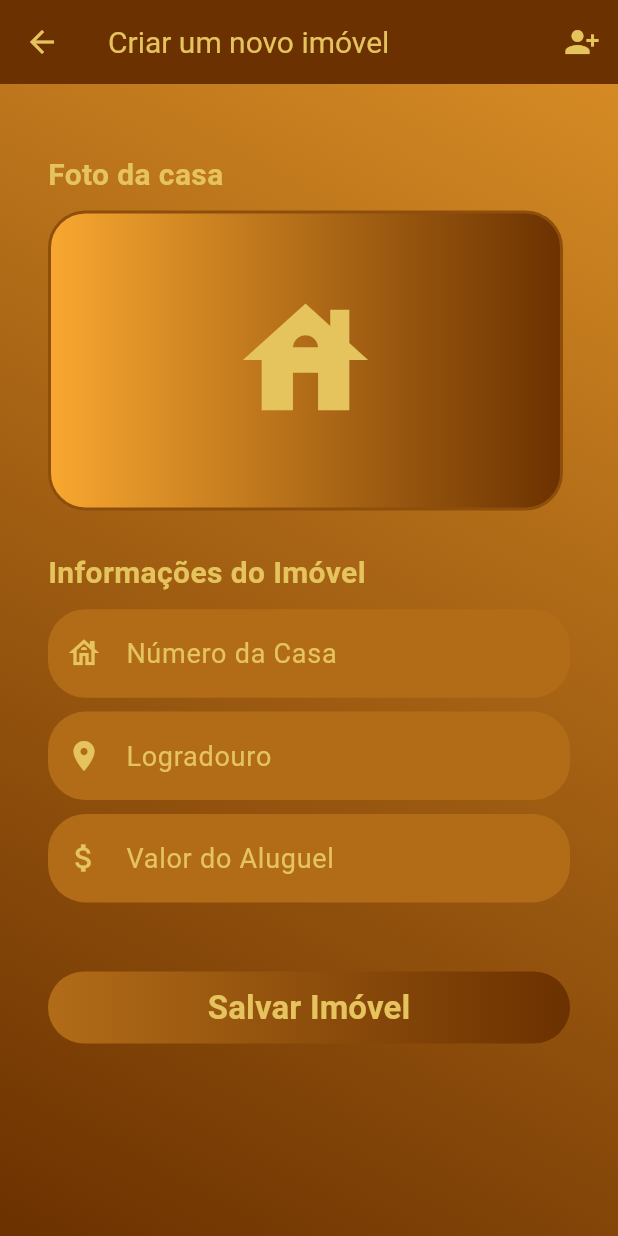
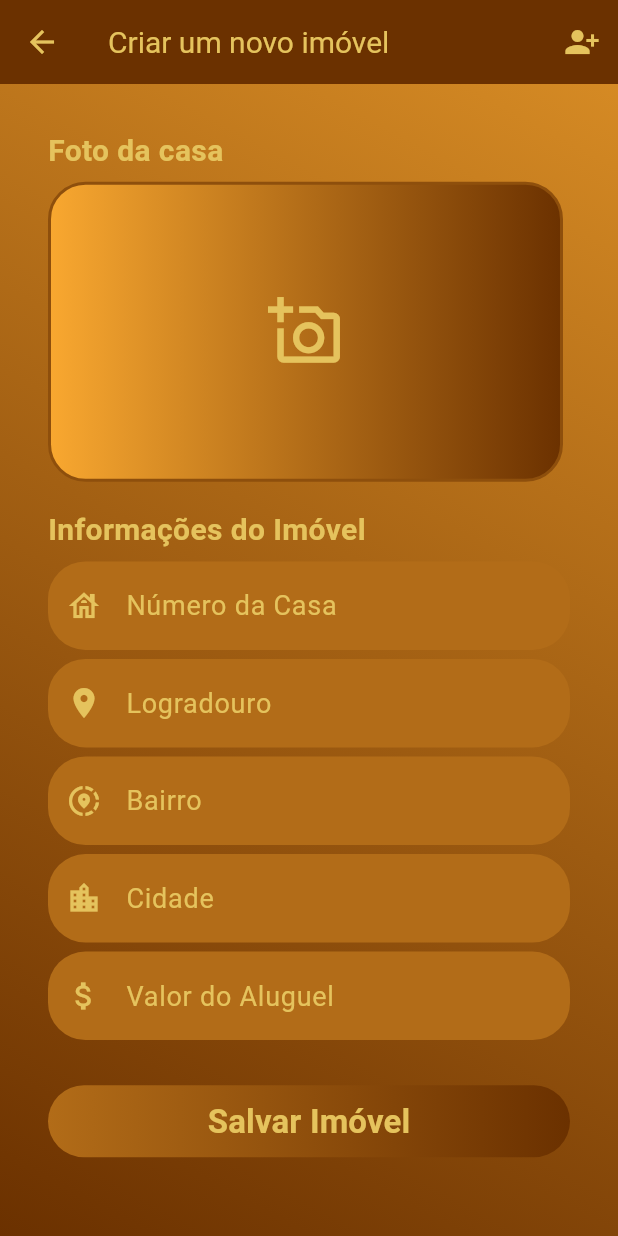
Before and after one commit to JoaoLuis45/AlugaFacil, a Flutter app: the CreateHousePage screen opened by its route, on a phone screen of 412 x 824 dp. Run offline on Flutter 3.47's test engine with Material 3 defaults, Android fonts, the phone set to English and light mode, and no system bars; our stand-ins replace anim_search_bar, animated_bottom_navigation_bar, cloud_firestore, file_picker, firebase_auth, firebase_core and 3 more; accounts and stored records are empty; Roboto replaces fonts that are missing (Raleway).

Commit message:
feat: change housePhoto, add neightborhood and city in modelHouse and create listview houses

```diff
--- a/lib/app/controllers/create_house_page_controller.dart
+++ b/lib/app/controllers/create_house_page_controller.dart
@@ -1,12 +1,19 @@
+import 'dart:io';
+
 import 'package:aluga_facil/app/data/models/house_model.dart';
 import 'package:aluga_facil/app/data/repositories/house_repository.dart';
 import 'package:aluga_facil/app/ui/themes/app_colors.dart';
+import 'package:file_picker/file_picker.dart';
+import 'package:firebase_storage/firebase_storage.dart';
 import 'package:flutter/widgets.dart';
 import 'package:get/get.dart';
+import 'package:uuid/uuid.dart';
 
 class CreateHousePageController extends GetxController {
   TextEditingController inputNumeroCasa = TextEditingController();
   TextEditingController inputLogradouro = TextEditingController();
+  TextEditingController inputBairro = TextEditingController();
+  TextEditingController inputCidade = TextEditingController();
   TextEditingController inputvalorAluguel = TextEditingController();
 
   final _isLoading = false.obs;
@@ -15,13 +22,16 @@ class CreateHousePageController extends GetxController {
 
   final HouseRepository houseRepository;
 
+  final FirebaseStorage _storage = FirebaseStorage.instance;
+
+  final fotoCasa = ''.obs;
+  final isLoadingfotoCasa = false.obs;
+
   CreateHousePageController(this.houseRepository);
-  // String? fotoCasa;
-  // int? id;
   // DateTime? dataAluguel;
   // String? inquilino;
 
-  saveHouse() async{
+  saveHouse() async {
     if (inputNumeroCasa.text.trim().isEmpty) {
       showMessageBar('Aviso!', 'O número da casa é obrigatório!');
       return;
@@ -31,12 +41,21 @@ class CreateHousePageController extends GetxController {
     } else if (inputvalorAluguel.text.trim().isEmpty) {
       showMessageBar('Aviso!', 'O valor do aluguel da casa é obrigatório!');
       return;
+    } else if (inputBairro.text.trim().isEmpty) {
+      showMessageBar('Aviso!', 'O bairro da casa é obrigatório!');
+      return;
+    } else if (inputvalorAluguel.text.trim().isEmpty) {
+      showMessageBar('Aviso!', 'A cidade da casa é obrigatória!');
+      return;
     }
 
     isLoading = true;
     HouseModel casa = HouseModel(
       numeroCasa: inputNumeroCasa.text,
       logradouro: inputLogradouro.text,
+      bairro: inputBairro.text,
+      cidade: inputCidade.text,
+      fotoCasa: fotoCasa.value,
       valorAluguel: double.tryParse(inputvalorAluguel.text) ?? 0.0,
     );
 
@@ -47,6 +66,39 @@ class CreateHousePageController extends GetxController {
 
     houseRepository.readCasas();
     Get.toNamed('/home');
+  }
+
+  _uploadImage() async {
+    final result = await FilePicker.platform.pickFiles(type: FileType.image);
+
+    if (result != null) {
+      return File(result.files.first.path!);
+    }
+  }
+
+  Future<String?> switchHousePhoto() async {
+    try {
+      isLoadingfotoCasa.value = true;
+      final avatar = await _uploadImage();
+
+      if (avatar != null) {
+        final fileName = '${const Uuid().v4()}.${avatar.path.split('.').last}';
+
+        final fileRef = _storage.ref(fileName);
+
+        await fileRef.putFile(avatar);
+
+        final fileUrl = await fileRef.getDownloadURL();
+
+        fotoCasa.value = fileUrl;
+        isLoadingfotoCasa.value = false;
+      }
+      isLoadingfotoCasa.value = false;
+      return '';
+    } catch (e) {
+      showMessageBar('Erro!', e.toString());
+      return Future.error(Exception('Erro ao fazer upload da imagem: $e'));
+    }
   }
 }
 
--- a/lib/app/data/models/house_model.dart
+++ b/lib/app/data/models/house_model.dart
@@ -1,25 +1,33 @@
+import 'package:uuid/uuid.dart';
+
 class HouseModel {
   String? logradouro;
+  String? bairro;
+  String? cidade;
   String? numeroCasa;
   String? fotoCasa;
   double? valorAluguel;
-  int? id;
+  String? id;
   DateTime? dataAluguel;
   String? inquilino;
 
   HouseModel({
     this.logradouro,
+    this.bairro,
+    this.cidade,
     this.numeroCasa,
     this.fotoCasa,
     this.valorAluguel,
-    this.id,
+    String? id,
     this.dataAluguel,
     this.inquilino,
-    });
+    }) : id = id ?? const Uuid().v4();
 
     factory HouseModel.fromJson(Map<String, dynamic> json) {
     return HouseModel(
       logradouro: json['logradouro'],
+      bairro: json['bairro'],
+      cidade: json['cidade'],
       numeroCasa: json['numeroCasa'],
       fotoCasa: json['fotoCasa'],
       valorAluguel: json['valorAluguel'],
@@ -32,6 +40,8 @@ class HouseModel {
     Map<String, dynamic> toJson() {
     return {
       'logradouro': logradouro,
+      'bairro': bairro,
+      'cidade': cidade,
       'numeroCasa': numeroCasa,
       'fotoCasa': fotoCasa,
       'valorAluguel': valorAluguel,
--- a/lib/app/ui/pages/create_house.dart
+++ b/lib/app/ui/pages/create_house.dart
@@ -63,11 +63,41 @@ class CreateHousePage extends GetView<CreateHousePageController> {
                           colors: [goldColorOne, brownColorTwo],
                         ),
                       ),
-                      child: Icon(
-                        Icons.house,
-                        size: 100,
-                        color: goldColorThree,
-                      ),
+                      child: Obx(() {
+                        return controller.isLoadingfotoCasa.value
+                            ? Column(
+                                mainAxisAlignment: MainAxisAlignment.center,
+                                crossAxisAlignment: CrossAxisAlignment.center,
+                                children: [
+                                  CircularProgressIndicator(
+                                    color: goldColorThree,
+                                  ),
+                                ],
+                              )
+                            : controller.fotoCasa.value.isEmpty
+                            ? IconButton(
+                                onPressed: () {
+                                  controller.switchHousePhoto();
+                                },
+                                icon: Icon(
+                                  Icons.add_a_photo_outlined,
+                                  size: 50,
+                                  color: goldColorThree,
+                                ),
+                              )
+                            : GestureDetector(
+                                onTap: () {
+                                  controller.switchHousePhoto();
+                                },
+                                child: ClipRRect(
+                                  borderRadius: BorderRadius.circular(25),
+                                  child: Image.network(
+                                    controller.fotoCasa.value,
+                                    fit: BoxFit.cover,
+                                  ),
+                                ),
+                              );
+                      }),
                     ),
                     Spacer(flex: 3),
                     Text(
@@ -87,7 +117,7 @@ class CreateHousePage extends GetView<CreateHousePageController> {
                       title: 'Número da Casa',
                       controller: InputFormFieldController(),
                     ),
-                    Spacer(flex: 1),
+                    Spacer(),
                     InputTextFormField(
                       keyy: 'logradouro',
                       iconImage: Icons.location_on_sharp,
@@ -96,7 +126,25 @@ class CreateHousePage extends GetView<CreateHousePageController> {
                       title: 'Logradouro',
                       controller: InputFormFieldController(),
                     ),
-                    Spacer(flex: 1),
+                    Spacer(),
+                    InputTextFormField(
+                      keyy: 'bairro',
+                      iconImage: Icons.share_location,
+                      isPassword: false,
+                      textController: controller.inputBairro,
+                      title: 'Bairro',
+                      controller: InputFormFieldController(),
+                    ),
+                    Spacer(),
+                    InputTextFormField(
+                      keyy: 'cidade',
+                      iconImage: Icons.location_city_outlined,
+                      isPassword: false,
+                      textController: controller.inputCidade,
+                      title: 'Cidade',
+                      controller: InputFormFieldController(),
+                    ),
+                    Spacer(),
                     InputTextFormField(
                       keyy: 'valorAluguel',
                       iconImage: Icons.attach_money_sharp,
@@ -132,7 +180,7 @@ class CreateHousePage extends GetView<CreateHousePageController> {
                         );
                       }),
                     ),
-                    Spacer(flex: 20),
+                    Spacer(flex: 18),
                   ],
                 ),
               ),
```
Also changed, not shown: lib/app/data/providers/house_provider.dart (+31 -23 lines), lib/app/ui/pages/tabs/house_page.dart (+42 -13 lines). Lines whose indentation alone changed are shown as unchanged.
